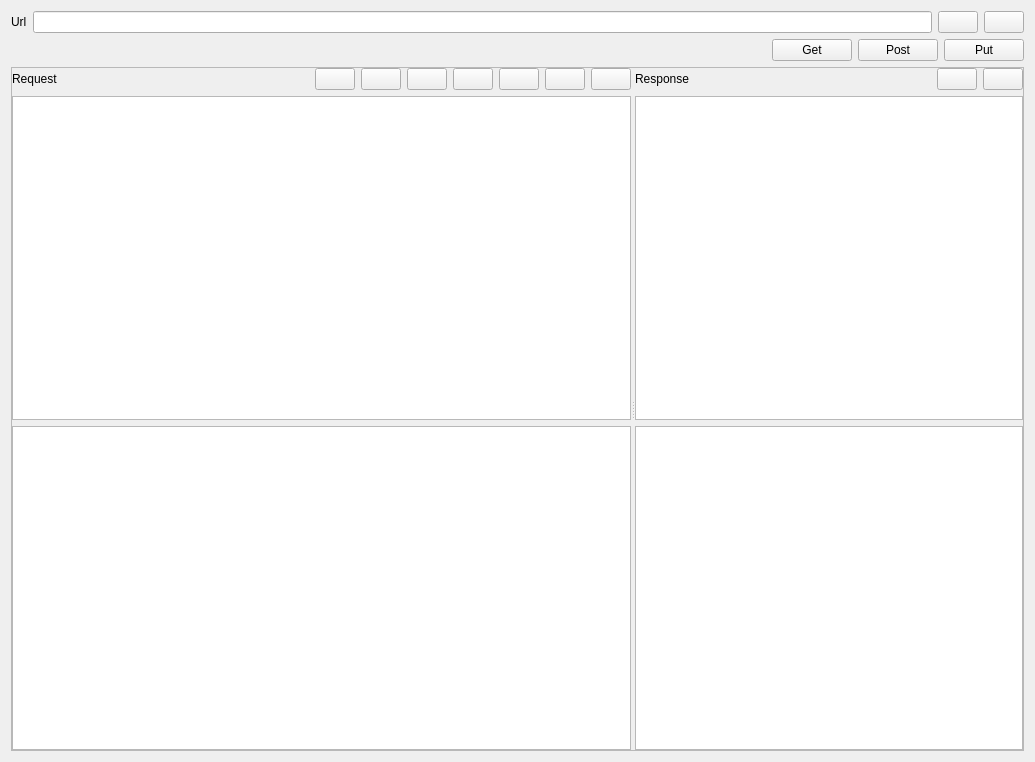
The window that src/widgets/apitesterwidget.ui (N1vn0vem8er/cutetoolbox) describes before a commit, drawn with Qt 5.
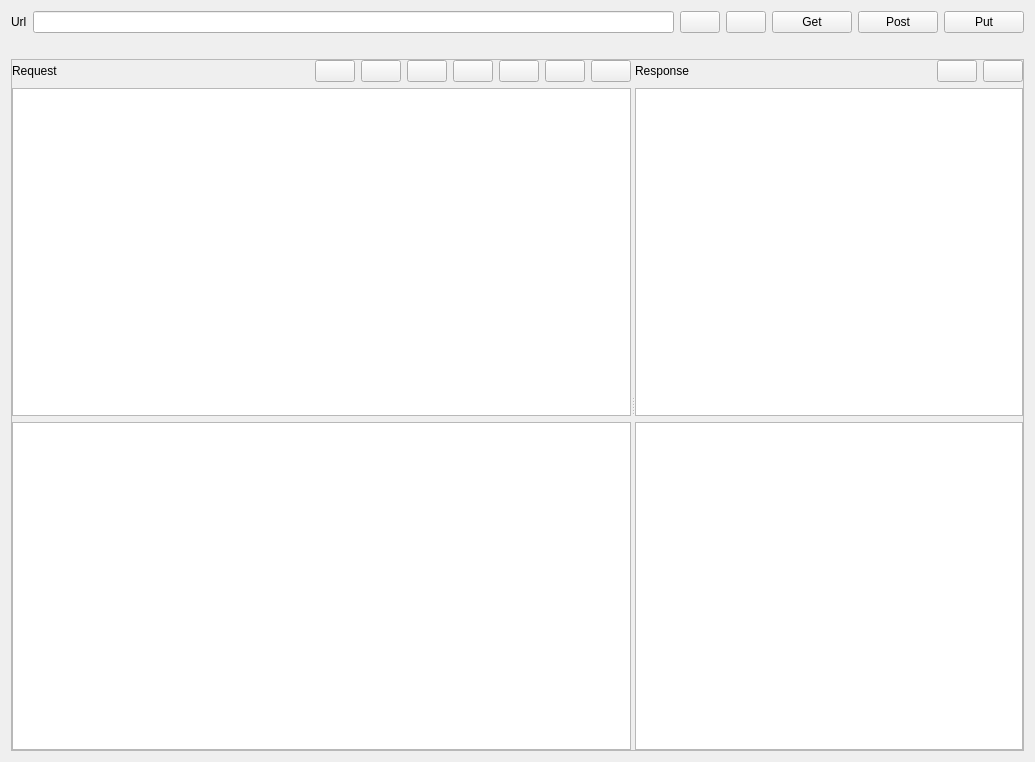
The same window after the commit. Icons and pictures are not drawn. Custom widgets are drawn as their Qt base class.

Commit message: Moved ui elements

```diff
--- a/src/widgets/apitesterwidget.ui
+++ b/src/widgets/apitesterwidget.ui
@@ -56,30 +56,6 @@
        </property>
       </widget>
      </item>
-    </layout>
-   </item>
-   <item>
-    <layout class="QHBoxLayout" name="horizontalLayout_2">
-     <item>
-      <widget class="QLabel" name="infoLabel">
-       <property name="text">
-        <string/>
-       </property>
-      </widget>
-     </item>
-     <item>
-      <spacer name="horizontalSpacer_3">
-       <property name="orientation">
-        <enum>Qt::Orientation::Horizontal</enum>
-       </property>
-       <property name="sizeHint" stdset="0">
-        <size>
-         <width>40</width>
-         <height>20</height>
-        </size>
-       </property>
-      </spacer>
-     </item>
      <item>
       <widget class="QPushButton" name="sendGetButton">
        <property name="text">
@@ -103,6 +79,13 @@
      </item>
     </layout>
    </item>
+   <item>
+    <widget class="QLabel" name="infoLabel">
+     <property name="text">
+      <string/>
+     </property>
+    </widget>
+   </item>
    <item>
     <widget class="QScrollArea" name="scrollArea">
      <property name="widgetResizable">
@@ -114,7 +97,7 @@
         <x>0</x>
         <y>0</y>
         <width>1015</width>
-        <height>674</height>
+        <height>684</height>
        </rect>
       </property>
       <layout class="QVBoxLayout" name="verticalLayout_4">
```
The commit also changes 1 other file.
